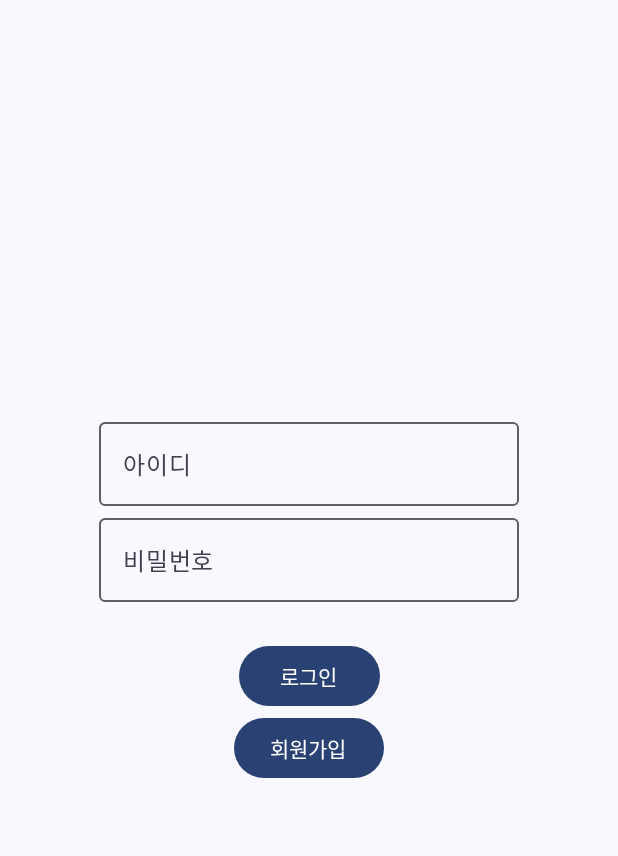
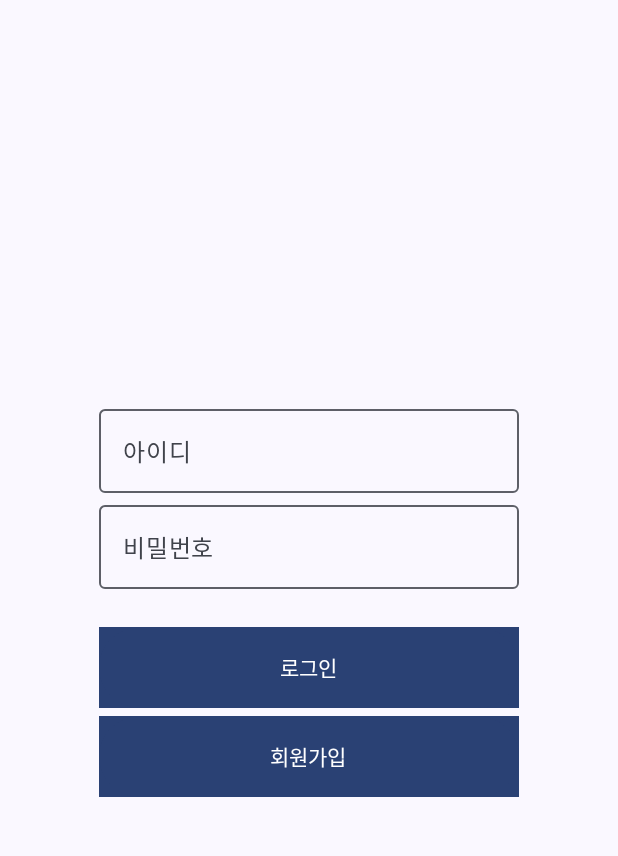
Before and after one commit to seungrae98/MobileProgramming, an Android app built with Jetpack Compose: the screen it shows after launch (MainActivity), on a phone screen of 412 x 824 dp, the part 69-925 px from its top. Run offline under Robolectric (Android 15) with nearby library versions, the phone set to English and light mode, and no system bars.

Commit message:
Login/Register_button_ui
로그인/회원가입 버튼 모양 변경

```diff
--- a/app/src/main/java/com/example/fridgefriend/screen/LogInScreen.kt
+++ b/app/src/main/java/com/example/fridgefriend/screen/LogInScreen.kt
@@ -8,8 +8,10 @@ import androidx.compose.foundation.layout.fillMaxSize
 import androidx.compose.foundation.layout.fillMaxWidth
 import androidx.compose.foundation.layout.height
 import androidx.compose.foundation.layout.padding
+import androidx.compose.foundation.layout.width
 import androidx.compose.foundation.text.KeyboardOptions
 import androidx.compose.material3.Button
+import androidx.compose.material3.MaterialTheme
 import androidx.compose.material3.OutlinedTextField
 import androidx.compose.material3.Text
 import androidx.compose.runtime.Composable
@@ -19,7 +21,9 @@ import androidx.compose.runtime.remember
 import androidx.compose.runtime.setValue
 import androidx.compose.ui.Alignment
 import androidx.compose.ui.Modifier
+import androidx.compose.ui.draw.clipToBounds
 import androidx.compose.ui.graphics.Color
+import androidx.compose.ui.graphics.RectangleShape
 import androidx.compose.ui.text.input.KeyboardType
 import androidx.compose.ui.text.input.PasswordVisualTransformation
 import androidx.compose.ui.unit.dp
@@ -77,7 +81,6 @@ fun LogInScreen(navController: NavHostController,
         Spacer(modifier = Modifier.height(25.dp))
 
         Button(onClick = {
-
             if (loginResult) {
                 userDataViewModel.loginStatus.value = true
                 navController.navigate(Routes.Home.route) {
@@ -89,13 +92,27 @@ fun LogInScreen(navController: NavHostController,
             } else {
                 showError = true
             }
-        }) {
+        },
+            modifier = Modifier
+                .clipToBounds()
+                .background(MaterialTheme.colorScheme.primary, RectangleShape)
+                .width(280.dp)
+                .height(54.dp)
+        ) {
             Text(text = " 로그인 ")
         }
 
+        Spacer(modifier = Modifier.height(5.dp))
+
         Button(onClick = {
             navController.navigate(Routes.Register.route)
-        }) {
+        },
+            modifier = Modifier
+                .clipToBounds()
+                .background(MaterialTheme.colorScheme.primary, RectangleShape)
+                .width(280.dp)
+                .height(54.dp)
+        ) {
             Text(text = "회원가입")
         }
     }
```
